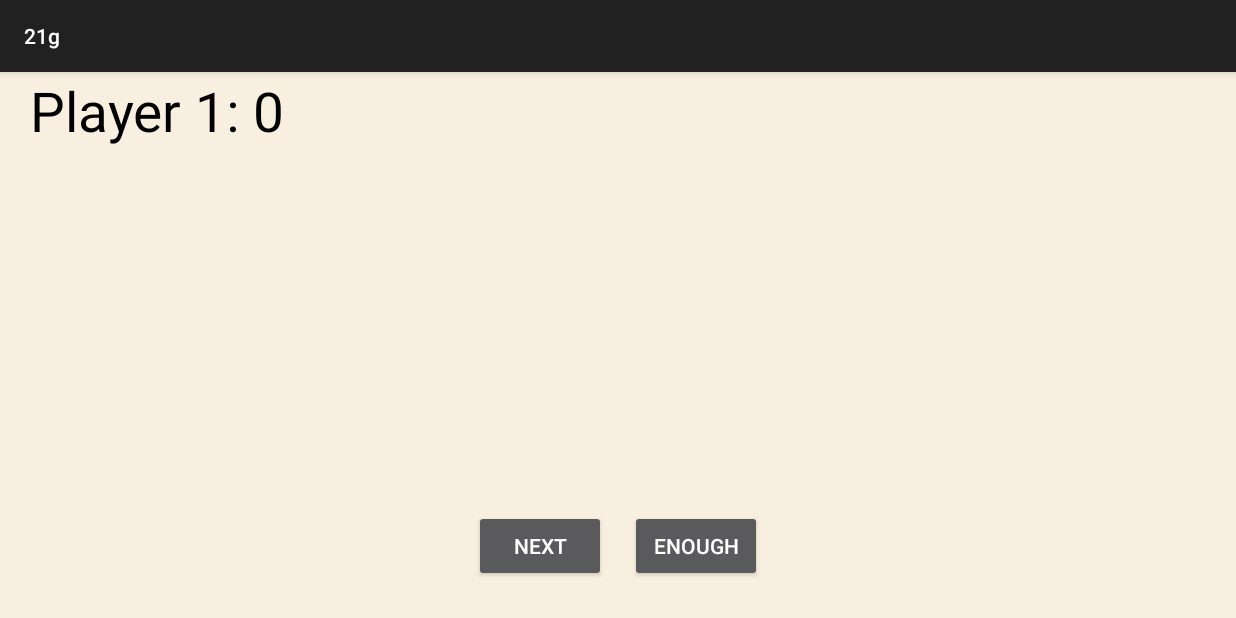
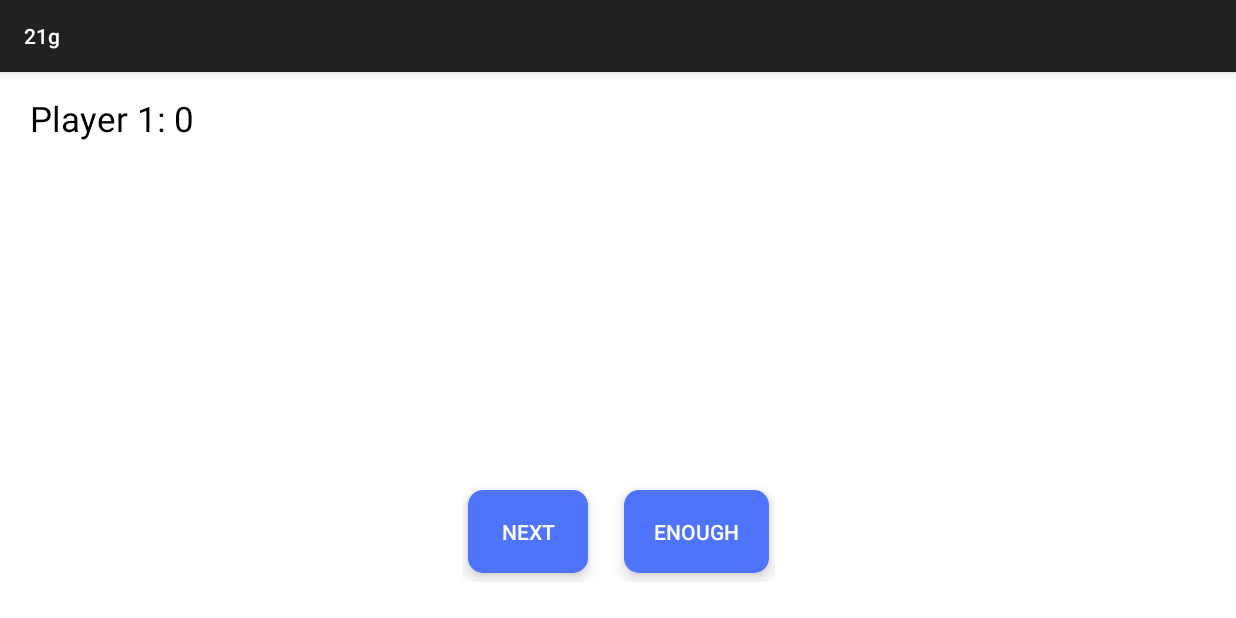
Before and after one commit to yariks0n/21g, an Android app: the screen it shows after launch (GameActivity), after a tap on "PLAY", on a phone screen of 824 x 412 dp (held sideways). Run offline under Robolectric (Android 15) with nearby library versions, the light colour scheme and no system bars.

Commit message:
added new style

```diff
--- a/app/src/main/java/com/droid/ykozh/a21g/Game.java
+++ b/app/src/main/java/com/droid/ykozh/a21g/Game.java
@@ -25,7 +25,10 @@ public class Game extends View {
     public ArrayList<Card> mCards = new ArrayList<>();
     public ArrayList<Card> drawCards = new ArrayList<>();
 
-    private Paint paint, mBackgroundPaint,textPaint;
+    private Paint paint, mBackgroundPaint;
+    private Paint textPaintPlayer1;
+    private Paint textPaintPlayer2;
+    private Paint textWin;
 
     private int screenX, screenY, cardWidth, cardHeight;
     private int player1Score = 0;
@@ -45,15 +48,23 @@ public class Game extends View {
         super(context);
         screenX = x;
         screenY = y;
-        cardWidth = screenX / 10;
-        cardHeight = screenY / 4;
+        cardWidth = (int)screenX / 5;
+        cardHeight = (int)(screenY / 2.2);
         paint = new Paint();
         mBackgroundPaint = new Paint();
-        mBackgroundPaint.setColor(0xfff8efe0);
-        textPaint = new Paint();
-        textPaint.setColor(Color.BLACK);
-        textPaint.setTextAlign(Paint.Align.LEFT);
-        textPaint.setTextSize(55);
+        mBackgroundPaint.setColor(Color.WHITE);
+        textPaintPlayer1 = new Paint();
+        textPaintPlayer1.setColor(Color.BLACK);
+        textPaintPlayer1.setTextAlign(Paint.Align.LEFT);
+        textPaintPlayer1.setTextSize(35);
+        textPaintPlayer2 = new Paint();
+        textPaintPlayer2.setColor(Color.BLACK);
+        textPaintPlayer2.setTextAlign(Paint.Align.RIGHT);
+        textPaintPlayer2.setTextSize(35);
+        textWin = new Paint();
+        textWin.setColor(Color.BLACK);
+        textWin.setTextAlign(Paint.Align.CENTER);
+        textWin.setTextSize(65);
 
         mAssets = context.getAssets();
         mSoundPool = new SoundPool(Settings.MAX_SOUNDS, AudioManager.STREAM_MUSIC, 0);
@@ -167,10 +178,15 @@ public class Game extends View {
     protected void onDraw(Canvas canvas) {
         canvas.drawPaint(mBackgroundPaint);
 
-        int step = 50;
+        int step = cardWidth/3;
         int countDrawCards = drawCards.size();
-        int left = screenX/2 - cardWidth - step/4*(countDrawCards-1);
-        int top = screenY/3;
+         /*Log.i(TAG,"screenX: "+screenX);
+        Log.i(TAG,"countDrawCards: "+countDrawCards);
+        Log.i(TAG,"countDrawCards: "+(cardWidth + step*countDrawCards-1));
+
+        Log.i(TAG,"countDrawCards: "+(screenX-(cardWidth + step*countDrawCards-1)));*/
+        int left = (screenX-(cardWidth + step*countDrawCards-1))/2 - step/2;
+        int top = (int)(screenY/4.7);
 
         for (Card card : drawCards){
             left+=step;
@@ -179,15 +195,15 @@ public class Game extends View {
         }
 
         if(player1Game || gameEnd)
-            canvas.drawText("Player 1: "+getPlayer1Score(),30,60,textPaint);
+            canvas.drawText("Player 1: "+getPlayer1Score(),30,60,textPaintPlayer1);
 
         if(player2Game || gameEnd)
-            canvas.drawText("Player 2: "+getPlayer2Score(),30,170,textPaint);
+            canvas.drawText("Player 2: "+getPlayer2Score(),screenX-30,60,textPaintPlayer2);
 
         if(player1Win){
-            canvas.drawText("Player1 WIN !",screenX/2-170,200,textPaint);
+            canvas.drawText("Player1 WIN !",screenX/2,80,textWin);
         }else if(player2Win){
-            canvas.drawText("Player2 WIN !",screenX/2-170,200,textPaint);
+            canvas.drawText("Player2 WIN !",screenX/2,80,textWin);
         }
 
     }
--- a/app/src/main/java/com/droid/ykozh/a21g/MainActivity.java
+++ b/app/src/main/java/com/droid/ykozh/a21g/MainActivity.java
@@ -53,19 +53,17 @@ public class MainActivity extends AppCompatActivity {
                 startActivity(intent);
             }
         });
-
         startAnimation();
-
     }
 
     private void startAnimation() {
         animAcepted = true;
         scaleXAnimator = ObjectAnimator
-                .ofFloat(cardView, "scaleX", 7)
+                .ofFloat(cardView, "scaleX", 2)
                 .setDuration(3000);
 
         scaleYAnimator = ObjectAnimator
-                .ofFloat(cardView, "scaleY", 7)
+                .ofFloat(cardView, "scaleY", 2)
                 .setDuration(3000);
 
 
--- /dev/null
+++ b/app/src/main/res/animator/button_elevation.xml
@@ -0,0 +1,28 @@
+<?xml version="1.0" encoding="utf-8"?>
+<selector xmlns:android="http://schemas.android.com/apk/res/android">
+    <item android:state_enabled="true" android:state_pressed="true">
+        <set>
+            <objectAnimator android:duration="120"
+                android:propertyName="translationZ"
+                android:valueTo="8dp"
+                android:valueType="floatType"/>
+            <objectAnimator android:duration="120"
+                android:propertyName="elevation"
+                android:valueTo="4dp"
+                android:valueType="floatType"/>
+        </set>
+    </item>
+    <item android:state_enabled="true">
+        <set>
+            <objectAnimator android:duration="120"
+                android:propertyName="translationZ"
+                android:startDelay="80"
+                android:valueTo="4dp"
+                android:valueType="floatType"/>
+            <objectAnimator android:duration="120"
+                android:propertyName="elevation"
+                android:valueTo="2dp"
+                android:valueType="floatType"/>
+        </set>
+    </item>
+</selector>
--- /dev/null
+++ b/app/src/main/res/drawable/button.xml
@@ -0,0 +1,18 @@
+<?xml version="1.0" encoding="utf-8"?>
+<inset xmlns:android="http://schemas.android.com/apk/res/android"
+    android:insetBottom="6dp"
+    android:insetLeft="4dp"
+    android:insetRight="4dp"
+    android:insetTop="6dp">
+    <ripple android:color="?attr/colorControlHighlight">
+        <item>
+            <shape android:shape="rectangle"
+                android:tint="#4e74fc">
+                <corners android:radius="10dp"/>
+                <solid android:color="#fff"/>
+                <fill android:color="#fff"/>
+                <padding android:bottom="6dp"/>
+            </shape>
+        </item>
+    </ripple>
+</inset>
--- a/app/src/main/res/layout/activity_main.xml
+++ b/app/src/main/res/layout/activity_main.xml
@@ -3,7 +3,8 @@
     xmlns:tools="http://schemas.android.com/tools"
     android:layout_width="match_parent"
     android:layout_height="match_parent"
-    tools:context="com.droid.ykozh.a21g.MainActivity">
+    tools:context="com.droid.ykozh.a21g.MainActivity"
+    android:background="@color/colorWhite">
 
 
     <ImageView
--- a/app/src/main/res/values/colors.xml
+++ b/app/src/main/res/values/colors.xml
@@ -3,4 +3,5 @@
     <color name="colorPrimary">#3F51B5</color>
     <color name="colorPrimaryDark">#303F9F</color>
     <color name="colorAccent">#FF4081</color>
+    <color name="colorWhite">#FFFFFF</color>
 </resources>
--- a/app/src/main/res/values/styles.xml
+++ b/app/src/main/res/values/styles.xml
@@ -13,6 +13,15 @@
         <item name="android:windowActionBar">false</item>
         <item name="android:windowFullscreen">true</item>
         <item name="android:windowContentOverlay">@null</item>
+        <item name="buttonStyle">@style/RoundedCornerButton</item>
+    </style>
+
+    <style name="RoundedCornerButton" parent="@style/Widget.AppCompat.Button.Colored">
+        <item name="android:padding">24dp</item>
+        <item name="android:textColor">#ffffff</item>
+        <item name="colorControlHighlight">#ffffff</item>
+        <item name="android:stateListAnimator">@animator/button_elevation</item>
+        <item name="android:background">@drawable/button</item>
     </style>
 
 </resources>
```
